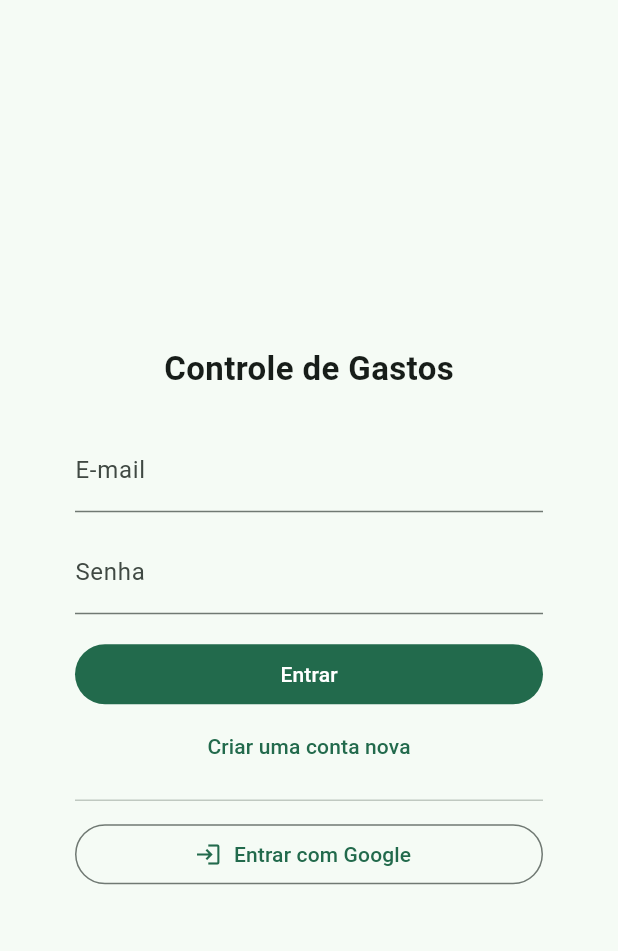
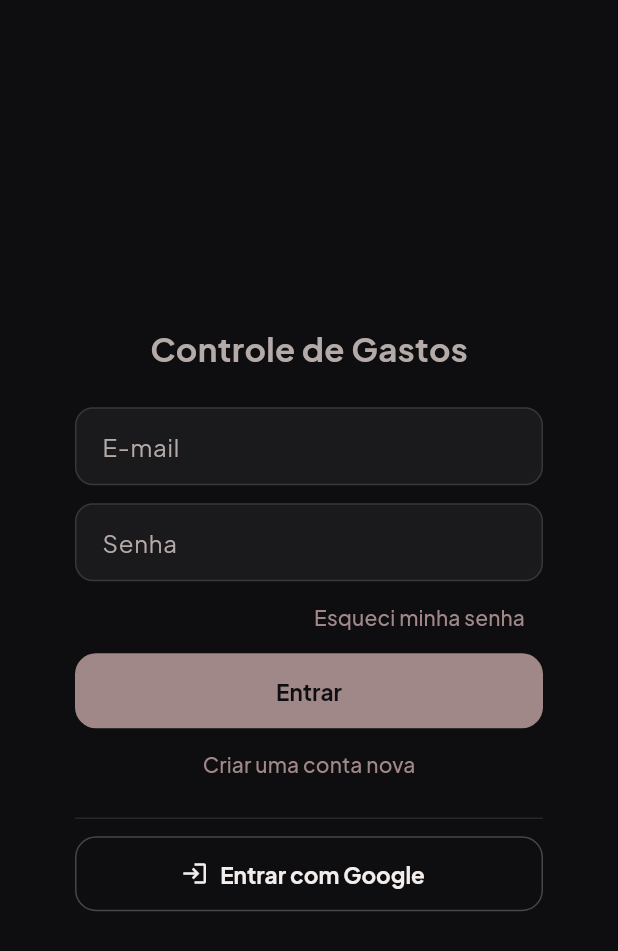
Before and after one commit to NetoPagnani/ControleGastos, a Flutter app: the screen it shows after launch, on a phone screen of 412 x 824 dp. Shown: the top 951 px of the screen. Run offline on Flutter 3.47's test engine with Material 3 defaults, Android fonts, the phone set to English and light mode, and no system bars; our stand-ins replace fl_chart, google_fonts, supabase_flutter; missing offline and left inert: powersync; accounts and stored records are empty; statements that could not run were skipped.

Commit message:
Visual escuro, recuperacao de senha e varios acertos pos-teste
- Corrige overflow na tela de lancar gasto: o teclado numerico estava
  dentro de uma Column sem rolagem, quebrava em janela baixa. Agora o
  teclado fica num Expanded que comprime/rola em vez de estourar.
- tema.dart: nova paleta escura definida pelo usuario (fundo quase
  preto, superficie marrom escura, destaque rose empoeirado, acento
  azul-ardosia). google_fonts volta pra ^6.2.1 — a 9.0.0 depende do
  pacote novo 'material_ui', que tem um TextTheme incompativel com o
  TextTheme do Flutter usado no resto do app.
- Tira a faixa 'DEBUG' do canto (debugShowCheckedModeBanner: false)
- Calendario (showDatePicker) agora em portugues via
  flutter_localizations + locale pt_BR
- 'Esqueci minha senha' na tela de login: pede o e-mail, manda o link
  de recuperacao, mensagem igual exista ou nao o e-mail (nao vaza
  quem tem conta)
- nova_senha.dart: tela que abre quando a pessoa clica no link do
  e-mail; troca a senha e desloga para logar de novo com ela
- erros_auth.dart: traduz os erros do Supabase (que vem em ingles)
  para portugues; nunca mostra texto em ingles pro usuario
- auth_gate.dart detecta o evento PASSWORD_RECOVERY e mostra a tela
  de nova senha antes de qualquer outra coisa

```diff
--- /dev/null
+++ b/lib/core/tema.dart
@@ -0,0 +1,142 @@
+import 'package:flutter/material.dart';
+import 'package:google_fonts/google_fonts.dart';
+
+/// Paleta escura e sofisticada, definida pelo usuario:
+/// quase-preto, marrom escuro, rose empoeirado, azul-ardosia, taupe claro.
+const corFundo = Color(0xFF0E0E10); // fundo geral
+const corSuperficie = Color(0xFF29211A); // cards, appbar, campos
+const corPrimaria = Color(0xFFA08889); // destaque: botoes, fab, progresso
+const corSecundaria = Color(0xFF4E5E67); // acento secundario
+const corTexto = Color(0xFFB4AAA8); // texto secundario sobre fundo escuro
+const corTextoForte = Color(0xFFF3EEEC); // titulos e numeros grandes
+
+// Alertas continuam vermelho/amarelo (e o significado universal de
+// "atencao"), so que em tons escuros pra combinar com o resto.
+const corAlerta = Color(0xFFE5484D);
+const corAlertaFundo = Color(0xFF3A1E1F);
+const corAviso = Color(0xFFE0A030);
+const corAvisoFundo = Color(0xFF3A2E17);
+
+/// Estilo para valores em dinheiro em destaque (tela de lancar, resumo do
+/// Inicio). Algarismos tabulares: os numeros nao "dancam" de largura
+/// conforme digita.
+TextStyle estiloValorGrande({double tamanho = 40}) => GoogleFonts.plusJakartaSans(
+      fontSize: tamanho,
+      fontWeight: FontWeight.w800,
+      color: corTextoForte,
+      letterSpacing: -0.5,
+      fontFeatures: const [FontFeature.tabularFigures()],
+    );
+
+ThemeData construirTema() {
+  final esquema = ColorScheme.fromSeed(
+    seedColor: corPrimaria,
+    brightness: Brightness.dark,
+  ).copyWith(
+    primary: corPrimaria,
+    onPrimary: corFundo,
+    secondary: corSecundaria,
+    onSecondary: corTextoForte,
+    surface: corSuperficie,
+    onSurface: corTextoForte,
+    error: corAlerta,
+  );
+
+  final TextTheme tipografia = GoogleFonts.plusJakartaSansTextTheme(ThemeData.dark().textTheme).apply(
+    bodyColor: corTexto,
+    displayColor: corTextoForte,
+  );
+
+  final base = ThemeData(
+    useMaterial3: true,
+    brightness: Brightness.dark,
+    colorScheme: esquema,
+    scaffoldBackgroundColor: corFundo,
+    textTheme: tipografia,
+  );
+
+  return base.copyWith(
+    appBarTheme: AppBarTheme(
+      backgroundColor: corFundo,
+      surfaceTintColor: Colors.transparent,
+      foregroundColor: corTextoForte,
+      elevation: 0,
+      titleTextStyle: GoogleFonts.plusJakartaSans(
+        fontSize: 20,
+        fontWeight: FontWeight.w800,
+        color: corTextoForte,
+      ),
+    ),
+    cardTheme: CardThemeData(
+      elevation: 0,
+      color: corSuperficie,
+      surfaceTintColor: Colors.transparent,
+      shape: RoundedRectangleBorder(
+        borderRadius: BorderRadius.circular(18),
+        side: BorderSide(color: corTexto.withValues(alpha: 0.12)),
+      ),
+      margin: const EdgeInsets.symmetric(vertical: 6),
+    ),
+    filledButtonTheme: FilledButtonThemeData(
+      style: FilledButton.styleFrom(
+        backgroundColor: corPrimaria,
+        foregroundColor: corFundo,
+        minimumSize: const Size.fromHeight(50),
+        shape: RoundedRectangleBorder(borderRadius: BorderRadius.circular(14)),
+        textStyle: GoogleFonts.plusJakartaSans(fontWeight: FontWeight.w700, fontSize: 15),
+      ),
+    ),
+    outlinedButtonTheme: OutlinedButtonThemeData(
+      style: OutlinedButton.styleFrom(
+        foregroundColor: corTextoForte,
+        minimumSize: const Size.fromHeight(50),
+        side: BorderSide(color: corTexto.withValues(alpha: 0.35)),
+        shape: RoundedRectangleBorder(borderRadius: BorderRadius.circular(14)),
+        textStyle: GoogleFonts.plusJakartaSans(fontWeight: FontWeight.w700, fontSize: 15),
+      ),
+    ),
+    textButtonTheme: TextButtonThemeData(
+      style: TextButton.styleFrom(foregroundColor: corPrimaria),
+    ),
+    navigationBarTheme: NavigationBarThemeData(
+      backgroundColor: corSuperficie,
+      indicatorColor: corPrimaria.withValues(alpha: 0.22),
+      labelTextStyle: WidgetStateProperty.all(
+        GoogleFonts.plusJakartaSans(fontSize: 11, fontWeight: FontWeight.w700, color: corTextoForte),
+      ),
+      iconTheme: WidgetStateProperty.all(const IconThemeData(color: corTextoForte)),
+    ),
+    navigationRailTheme: NavigationRailThemeData(
+      backgroundColor: corSuperficie,
+      indicatorColor: corPrimaria.withValues(alpha: 0.22),
+      selectedLabelTextStyle: GoogleFonts.plusJakartaSans(fontWeight: FontWeight.w700, color: corTextoForte),
+      unselectedLabelTextStyle: GoogleFonts.plusJakartaSans(color: corTexto),
+      selectedIconTheme: const IconThemeData(color: corTextoForte),
+      unselectedIconTheme: IconThemeData(color: corTexto.withValues(alpha: 0.8)),
+    ),
+    inputDecorationTheme: InputDecorationTheme(
+      filled: true,
+      fillColor: Colors.white.withValues(alpha: 0.05),
+      labelStyle: TextStyle(color: corTexto),
+      border: OutlineInputBorder(
+        borderRadius: BorderRadius.circular(12),
+        borderSide: BorderSide(color: corTexto.withValues(alpha: 0.2)),
+      ),
+      enabledBorder: OutlineInputBorder(
+        borderRadius: BorderRadius.circular(12),
+        borderSide: BorderSide(color: corTexto.withValues(alpha: 0.2)),
+      ),
+      focusedBorder: OutlineInputBorder(
+        borderRadius: BorderRadius.circular(12),
+        borderSide: const BorderSide(color: corPrimaria, width: 1.5),
+      ),
+      contentPadding: const EdgeInsets.symmetric(horizontal: 14, vertical: 14),
+    ),
+    dividerTheme: DividerThemeData(color: corTexto.withValues(alpha: 0.15), space: 1),
+    listTileTheme: const ListTileThemeData(
+      shape: RoundedRectangleBorder(borderRadius: BorderRadius.all(Radius.circular(12))),
+      iconColor: corTexto,
+    ),
+    iconTheme: const IconThemeData(color: corTexto),
+  );
+}
--- a/lib/main.dart
+++ b/lib/main.dart
@@ -1,8 +1,10 @@
 import 'package:flutter/material.dart';
+import 'package:flutter_localizations/flutter_localizations.dart';
 import 'package:powersync/powersync.dart' show PowerSyncDatabase;
 import 'package:supabase_flutter/supabase_flutter.dart';
 
 import 'core/app_config.dart';
+import 'core/tema.dart';
 import 'dados/banco.dart';
 import 'telas/auth_gate.dart';
 
@@ -19,7 +21,15 @@ class ControleGastosApp extends StatelessWidget {
   Widget build(BuildContext context) {
     return MaterialApp(
       title: 'Controle de Gastos',
-      theme: ThemeData(colorSchemeSeed: const Color(0xFF10B981), useMaterial3: true),
+      debugShowCheckedModeBanner: false,
+      theme: construirTema(),
+      locale: const Locale('pt', 'BR'),
+      supportedLocales: const [Locale('pt', 'BR')],
+      localizationsDelegates: const [
+        GlobalMaterialLocalizations.delegate,
+        GlobalWidgetsLocalizations.delegate,
+        GlobalCupertinoLocalizations.delegate,
+      ],
       home: FutureBuilder<PowerSyncDatabase>(
         future: abrirBanco(),
         builder: (context, snap) {
--- a/lib/telas/auth_gate.dart
+++ b/lib/telas/auth_gate.dart
@@ -6,6 +6,7 @@ import '../core/app_config.dart';
 import '../dados/conector_sincronizacao.dart';
 import '../dados/repositorios.dart';
 import 'login.dart';
+import 'nova_senha.dart';
 import 'principal.dart';
 
 /// Mostra o login enquanto nao ha sessao. Depois de logar, garante o
@@ -21,6 +22,12 @@ class AuthGate extends StatelessWidget {
     return StreamBuilder<AuthState>(
       stream: Supabase.instance.client.auth.onAuthStateChange,
       builder: (context, snap) {
+        // Link de "esqueci minha senha" clicado: o Supabase ja criou uma
+        // sessao temporaria so pra isso. Mostra a tela de nova senha antes
+        // de qualquer outra coisa, mesmo com sessao ativa.
+        if (snap.data?.event == AuthChangeEvent.passwordRecovery) {
+          return const TelaNovaSenha();
+        }
         final sessao = Supabase.instance.client.auth.currentSession;
         if (sessao == null) {
           // Sem sessao: nao ha para quem sincronizar. Desconectar e
--- a/lib/telas/login.dart
+++ b/lib/telas/login.dart
@@ -1,5 +1,7 @@
 import 'package:flutter/material.dart';
 import 'package:supabase_flutter/supabase_flutter.dart';
+
+import '../core/erros_auth.dart';
 
 /// E-mail/senha e Google. O AuthGate troca esta tela pelo app assim que
 /// o Supabase Auth confirmar a sessao.
@@ -16,11 +18,13 @@ class _TelaLoginState extends State<TelaLogin> {
   bool _criandoConta = false;
   bool _carregando = false;
   String? _erro;
+  String? _aviso;
 
   Future<void> _entrarOuCriar() async {
     setState(() {
       _carregando = true;
       _erro = null;
+      _aviso = null;
     });
     try {
       final auth = Supabase.instance.client.auth;
@@ -30,7 +34,7 @@ class _TelaLoginState extends State<TelaLogin> {
         await auth.signInWithPassword(email: _email.text.trim(), password: _senha.text);
       }
     } on AuthException catch (e) {
-      setState(() => _erro = e.message);
+      setState(() => _erro = mensagemAuth(e));
     } finally {
       if (mounted) setState(() => _carregando = false);
     }
@@ -40,11 +44,60 @@ class _TelaLoginState extends State<TelaLogin> {
     setState(() {
       _carregando = true;
       _erro = null;
+      _aviso = null;
     });
     try {
       await Supabase.instance.client.auth.signInWithOAuth(OAuthProvider.google);
     } on AuthException catch (e) {
-      setState(() => _erro = e.message);
+      setState(() => _erro = mensagemAuth(e));
+    } finally {
+      if (mounted) setState(() => _carregando = false);
+    }
+  }
+
+  Future<void> _esqueciSenha() async {
+    final controlador = TextEditingController(text: _email.text);
+    final confirmou = await showDialog<bool>(
+      context: context,
+      builder: (context) => AlertDialog(
+        title: const Text('Recuperar senha'),
+        content: Column(
+          mainAxisSize: MainAxisSize.min,
+          children: [
+            const Text('Digite o e-mail da sua conta. Vamos mandar um link pra você criar uma senha nova.'),
+            const SizedBox(height: 12),
+            TextField(
+              controller: controlador,
+              decoration: const InputDecoration(labelText: 'E-mail'),
+              keyboardType: TextInputType.emailAddress,
+              autofocus: true,
+            ),
+          ],
+        ),
+        actions: [
+          TextButton(onPressed: () => Navigator.pop(context, false), child: const Text('Cancelar')),
+          FilledButton(onPressed: () => Navigator.pop(context, true), child: const Text('Enviar link')),
+        ],
+      ),
+    );
+
+    if (confirmou != true || controlador.text.trim().isEmpty) return;
+
+    setState(() {
+      _carregando = true;
+      _erro = null;
+      _aviso = null;
+    });
+    try {
+      await Supabase.instance.client.auth.resetPasswordForEmail(
+        controlador.text.trim(),
+        redirectTo: Uri.base.toString(),
+      );
+      // Mensagem igual tenha dado certo ou o e-mail nao exista: assim
+      // ninguem descobre por aqui quais e-mails tem conta no app.
+      setState(() => _aviso = 'Se esse e-mail tiver uma conta, enviamos um link de recuperação pra ele.');
+    } on AuthException catch (e) {
+      setState(() => _erro = mensagemAuth(e));
     } finally {
       if (mounted) setState(() => _carregando = false);
     }
@@ -75,11 +128,22 @@ class _TelaLoginState extends State<TelaLogin> {
                   obscureText: true,
                   onSubmitted: (_) => _entrarOuCriar(),
                 ),
-                const SizedBox(height: 16),
+                Align(
+                  alignment: Alignment.centerRight,
+                  child: TextButton(
+                    onPressed: _carregando ? null : _esqueciSenha,
+                    child: const Text('Esqueci minha senha'),
+                  ),
+                ),
                 if (_erro != null)
                   Padding(
                     padding: const EdgeInsets.only(bottom: 12),
-                    child: Text(_erro!, style: const TextStyle(color: Colors.red)),
+                    child: Text(_erro!, style: TextStyle(color: Theme.of(context).colorScheme.error)),
+                  ),
+                if (_aviso != null)
+                  Padding(
+                    padding: const EdgeInsets.only(bottom: 12),
+                    child: Text(_aviso!, textAlign: TextAlign.center),
                   ),
                 SizedBox(
                   width: double.infinity,
--- a/pubspec.yaml
+++ b/pubspec.yaml
@@ -39,6 +39,9 @@ dependencies:
   uuid: ^4.6.0
   fl_chart: ^1.2.0
   supabase_flutter: ^2.18.0
+  google_fonts: ^6.2.1
+  flutter_localizations:
+    sdk: flutter
 
 dev_dependencies:
   flutter_test:
```
Also changed, not shown: lib/core/erros_auth.dart (added, +40 -0 lines), lib/telas/inicio.dart (+8 -6 lines), lib/telas/lancar_gasto.dart (+22 -11 lines), lib/telas/nova_senha.dart (added, +93 -0 lines), pubspec.lock.
